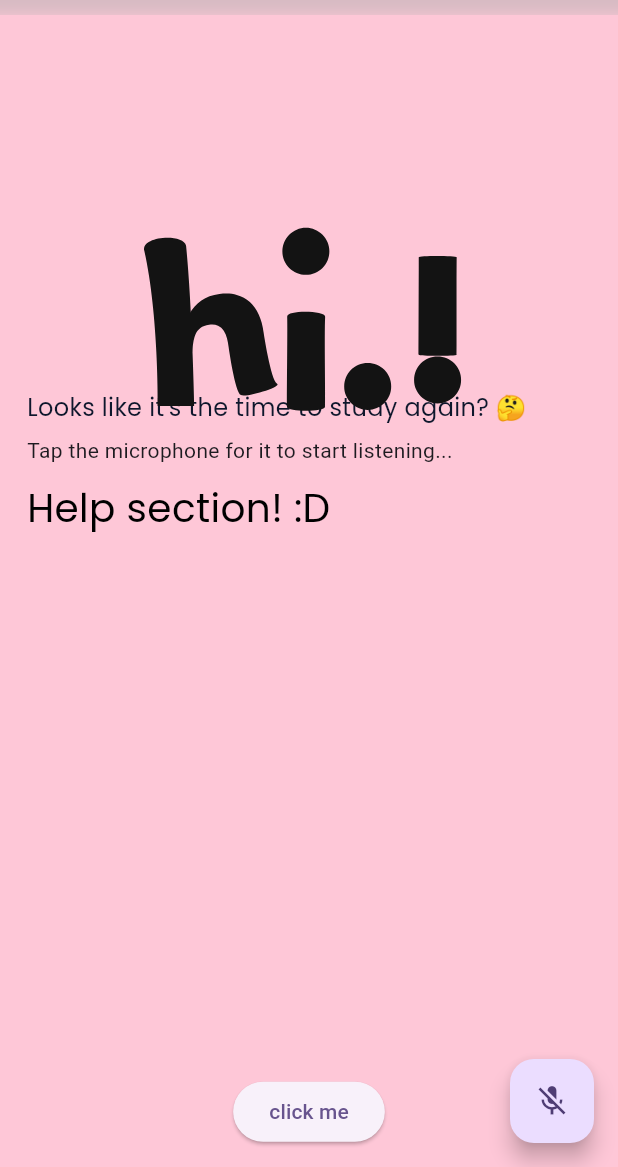
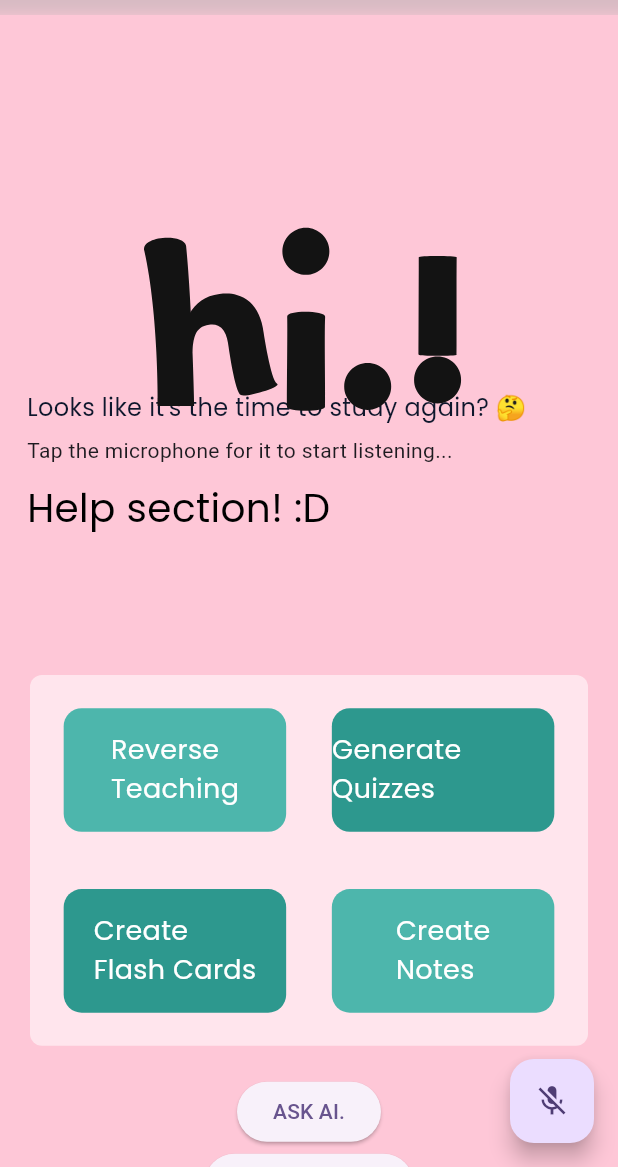
Before and after one commit to 0Armaan025/learnflow, a Flutter app: the HomeScreen screen opened directly, on a phone screen of 412 x 824 dp, the part 69-1236 px from its top. Run offline on Flutter 3.47's test engine with Material 2 defaults, Android fonts, the phone set to English and light mode, and no system bars; our stand-ins replace cloud_firestore, dio, firebase_auth, firebase_core, firebase_storage, flutter_riverpod and 5 more; missing offline and left inert: simplytranslate; accounts and stored records are empty.

Commit message:
help section added

```diff
--- a/lib/features/home/home_screen.dart
+++ b/lib/features/home/home_screen.dart
@@ -27,6 +27,7 @@ class _HomeScreenState extends State<HomeScreen> {
   SpeechToText _speechToText = SpeechToText();
   bool _speechEnabled = false;
   String _lastWords = '';
+  bool _isTtsSpeaking = false;
 
   void sendPrompt(String text) async {
     Dio dioClient = Dio();
@@ -36,7 +37,7 @@ class _HomeScreenState extends State<HomeScreen> {
 
     String textResult = await gt.trSimply(text, "hi", 'en');
 
-    final queryParameters = {'key': "<my api key>"};
+    final queryParameters = {'key': "<MY API KEY>"};
     final body = {
       'prompt': {
         'text':
@@ -52,14 +53,15 @@ class _HomeScreenState extends State<HomeScreen> {
     List<dynamic> candidates = responseData['candidates'];
 
     String output = candidates[0]['output'];
-    output = output.replaceAll(',', '');
+    output = output.replaceAll('`', '');
 
     output = output.replaceAll('*', '');
     output = output.replaceAll('#', '');
 
     textResult = await gt.trSimply(output, "en", "hi");
-
+    _isTtsSpeaking = true;
     await flutterTts.speak(textResult.toString());
+    _isTtsSpeaking = false;
 
     print("The output is $output");
   }
@@ -110,7 +112,7 @@ class _HomeScreenState extends State<HomeScreen> {
           child: Column(
             children: [
               Padding(
-                padding: const EdgeInsets.only(bottom: 48.0),
+                padding: const EdgeInsets.only(bottom: 28.0),
                 child: Stack(
                   children: [
                     Positioned(
@@ -161,12 +163,116 @@ class _HomeScreenState extends State<HomeScreen> {
               ),
               Container(
                 height: size.height * 0.3,
+                width: double.infinity,
+                margin: const EdgeInsets.symmetric(horizontal: 20),
+                decoration: BoxDecoration(
+                  color: Colors.white54,
+                  borderRadius: BorderRadius.circular(8),
+                ),
+                alignment: Alignment.center,
+                child: Row(
+                    mainAxisAlignment: MainAxisAlignment.spaceEvenly,
+                    children: [
+                      Padding(
+                        padding: const EdgeInsets.all(8.0),
+                        child: Column(
+                          mainAxisAlignment: MainAxisAlignment.spaceEvenly,
+                          children: [
+                            Container(
+                              height: size.height * 0.1,
+                              width: size.width * 0.36,
+                              decoration: BoxDecoration(
+                                color: Colors.teal[300],
+                                borderRadius: BorderRadius.circular(12),
+                              ),
+                              alignment: Alignment.center,
+                              child: Text(
+                                "Reverse\nTeaching",
+                                style: GoogleFonts.poppins(
+                                  color: Colors.white,
+                                  fontSize: 18,
+                                ),
+                              ),
+                            ),
+                            const SizedBox(
+                              height: 10,
+                            ),
+                            Container(
+                              height: size.height * 0.1,
+                              width: size.width * 0.36,
+                              decoration: BoxDecoration(
+                                color: const Color.fromARGB(255, 45, 152, 142),
+                                borderRadius: BorderRadius.circular(12),
+                              ),
+                              alignment: Alignment.center,
+                              child: Text(
+                                "Create\nFlash Cards",
+                                style: GoogleFonts.poppins(
+                                  color: Colors.white,
+                                  fontSize: 18,
+                                ),
+                              ),
+                            ),
+                          ],
+                        ),
+                      ),
+                      Padding(
+                        padding: const EdgeInsets.all(8.0),
+                        child: Column(
+                          mainAxisAlignment: MainAxisAlignment.spaceEvenly,
+                          children: [
+                            Container(
+                              height: size.height * 0.1,
+                              width: size.width * 0.36,
+                              decoration: BoxDecoration(
+                                color: const Color.fromARGB(255, 45, 152, 142),
+                                borderRadius: BorderRadius.circular(12),
+                              ),
+                              alignment: Alignment.center,
+                              child: Text(
+                                "Generate\nQuizzes                        ",
+                                style: GoogleFonts.poppins(
+                                  color: Colors.white,
+                                  fontSize: 18,
+                                ),
+                              ),
+                            ),
+                            const SizedBox(
+                              height: 10,
+                            ),
+                            Container(
+                              height: size.height * 0.1,
+                              width: size.width * 0.36,
+                              decoration: BoxDecoration(
+                                color: Colors.teal[300],
+                                borderRadius: BorderRadius.circular(12),
+                              ),
+                              alignment: Alignment.center,
+                              child: Text(
+                                "Create\nNotes",
+                                style: GoogleFonts.poppins(
+                                  color: Colors.white,
+                                  fontSize: 18,
+                                ),
+                              ),
+                            ),
+                          ],
+                        ),
+                      ),
+                    ]),
               ),
+              const SizedBox(height: 20),
               ElevatedButton(
                   onPressed: () {
                     sendPrompt(_lastWords);
                   },
-                  child: Text('click me')),
+                  child: Text('ASK AI.')),
+              ElevatedButton(
+                  onPressed: () {
+                    flutterTts.stop();
+                  },
+                  child: Text("Stop Listening")),
+              const SizedBox(height: 20),
             ],
           ),
         ),
```
Also changed, not shown: lib/main.dart (line endings or trailing spaces).
